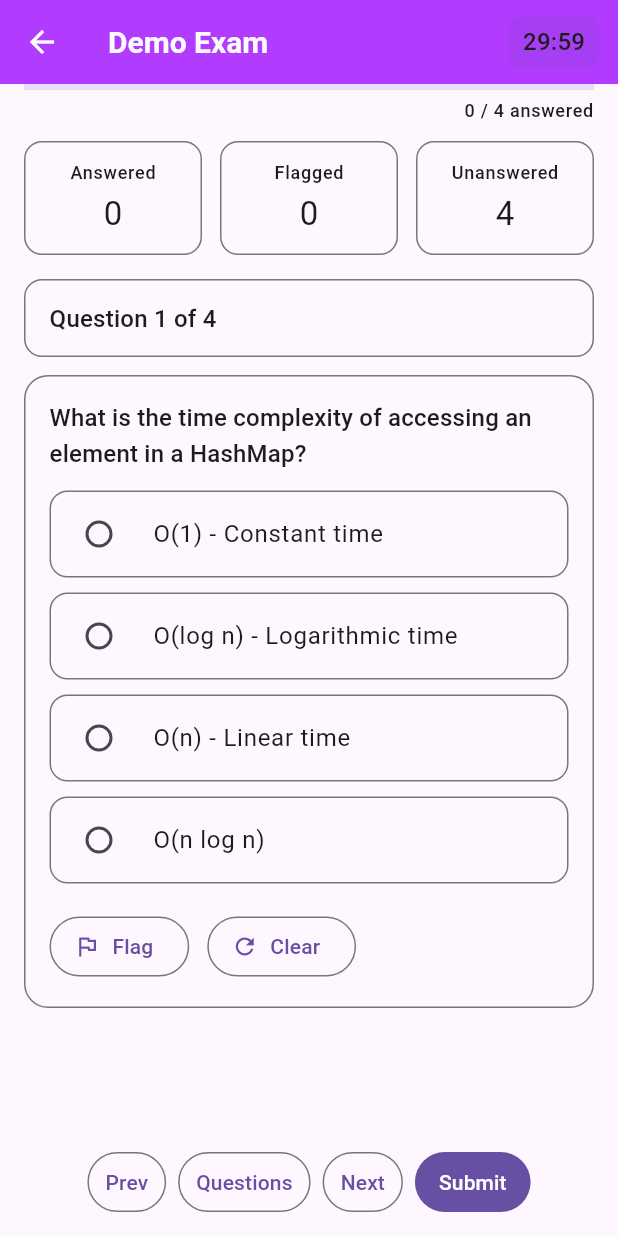
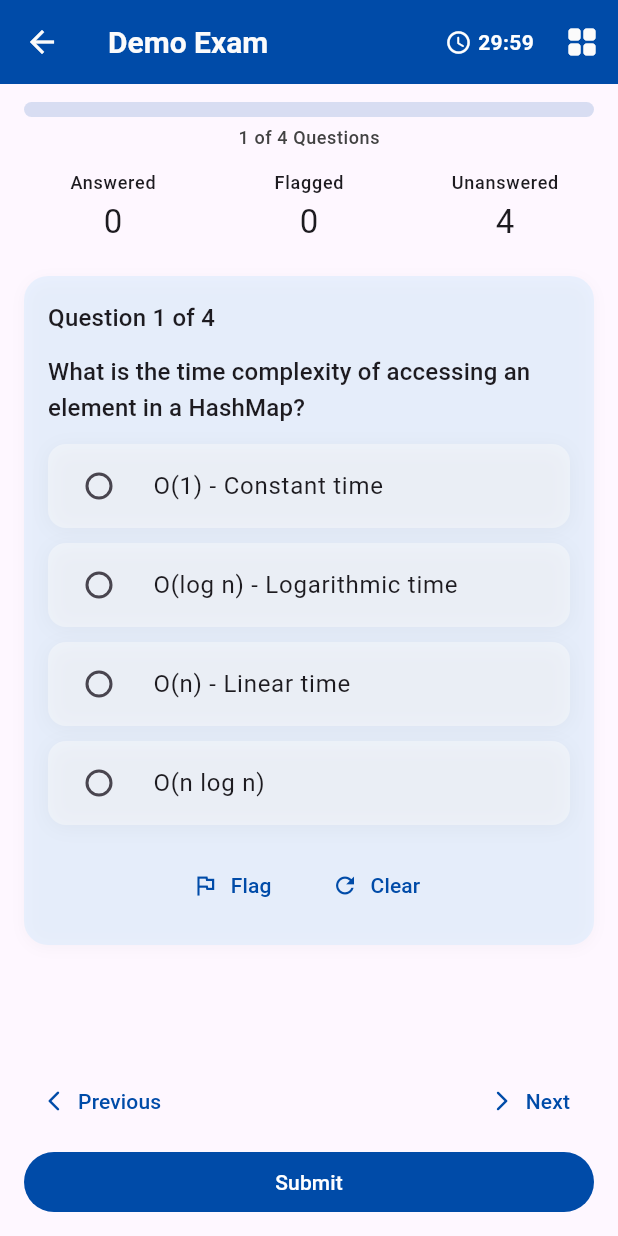
Before and after one commit to eminesenaa/mobile-interview-platform, a Flutter app: the screen it shows after launch, item 3 of the bottom bar chosen, after a tap on "Start demo exam", on a phone screen of 412 x 824 dp. Run offline on Flutter 3.47's test engine with Material 3 defaults, Android fonts, the light colour scheme and no system bars; our stand-ins replace awesome_bottom_bar, cloud_firestore, firebase_auth, firebase_core, font_awesome_flutter, get and 2 more; accounts and stored records are empty.

Commit message:
ui(exam): restyle exam page with blue theme and cleaner layout
- Progress bar: spacing, rounded corners, switched to primary blue
- Timer: white text with clock icon, removed background box
- Stats row: text only, no card backgrounds
- MCQ view: soft blue card, grey/blue option tiles, no borders
- Buttons (Flag, Clear, Prev, Next, Submit) now use primary blue
- RadioListTile activeColor set to primary blue

```diff
--- a/lib/constants/colors.dart
+++ b/lib/constants/colors.dart
@@ -1,8 +1,8 @@
 import 'package:flutter/material.dart';
 
 
-const Color primaryColor = Color(0xFFB13BFF);
-const Color secondaryColor = Color(0xFFFFCC00);
+const Color primaryColor = Color(0xFF004BA8);
+const Color secondaryColor = Color(0xFFC6E7FF);
 
 const Color headlineColor = Color(0xFFFBFBFB);
 
--- a/lib/pages/exam/controllers/exam_controller.dart
+++ b/lib/pages/exam/controllers/exam_controller.dart
@@ -47,7 +47,13 @@ class ExamController extends GetxController {
   void answerCurrent(dynamic value) {
     final q = currentQuestion;
     final newAnswers = Map<String, dynamic>.from(state.value.answers);
-    newAnswers[q.id] = value;
+
+    if (value == null) {
+      newAnswers.remove(q.id); // null gelirse sil
+    } else {
+      newAnswers[q.id] = value;
+    }
+
     state.value = state.value.copyWith(answers: newAnswers);
     state.refresh();
   }
@@ -57,6 +63,14 @@ class ExamController extends GetxController {
     final f = Set<String>.from(state.value.flagged);
     f.contains(id) ? f.remove(id) : f.add(id);
     state.value = state.value.copyWith(flagged: f);
+    state.refresh();
+  }
+
+  void clearCurrent() {
+    final q = currentQuestion;
+    final newAnswers = Map<String, dynamic>.from(state.value.answers);
+    newAnswers.remove(q.id); // cevabı kaldır
+    state.value = state.value.copyWith(answers: newAnswers);
     state.refresh();
   }
 
--- a/lib/pages/exam/exam_page.dart
+++ b/lib/pages/exam/exam_page.dart
@@ -13,6 +13,7 @@ import 'package:interview_project/pages/exam/widgets/question_header.dart';
 import 'package:interview_project/pages/exam/widgets/mcq_view.dart';
 
 
+import '../../constants/colors.dart';
 import '../../models/question.dart';
 
 // lib/pages/exam/exam_page.dart
@@ -37,10 +38,24 @@ class ExamPage extends StatelessWidget {
       return Scaffold(
         appBar: AppBar(
           title: Text(exam.title),
-          actions: [Padding(
-            padding: const EdgeInsets.only(right: 12),
+          actions: [
+            // Sayaç önce (solda), Navigator en sağda
+            Padding(
+              //PROGRESS BAR
+              padding: const EdgeInsets.symmetric(horizontal: 8),
               child: Center(child: TimerBadge(secondsLeft: st.secondsLeft)),
-          )],
+            ),
+            IconButton(
+              tooltip: 'Navigator',
+              icon: const Icon(Icons.grid_view_rounded),
+              onPressed: () {
+                // TODO: question navigator sheet
+                ScaffoldMessenger.of(context).showSnackBar(
+                  const SnackBar(content: Text('Navigator coming soon')),
+                );
+              },
+            ),
+          ],
         ),
         body: Column(
           children: [
@@ -48,11 +63,9 @@ class ExamPage extends StatelessWidget {
             Padding(
               padding: const EdgeInsets.symmetric(horizontal: 16),
               child: Column(
+                crossAxisAlignment: CrossAxisAlignment.stretch,
                 children: [
-                  // İnce progress üstü (mevcut ProgressBar)
-                  ProgressBar(total: exam.questions.length, answered: st.answers.length),
-                  const SizedBox(height: 12),
-                  // 3 kutu: Answered / Flagged / Unanswered
+                  ProgressBar(total: exam.questions.length, answered: st.answers.length, current: c.currentNumber),
                   StatsRow(
                     answered: c.answeredCount,
                     flagged: c.flaggedCount,
@@ -69,12 +82,35 @@ class ExamPage extends StatelessWidget {
                 child: Column(
                   crossAxisAlignment: CrossAxisAlignment.stretch,
                   children: [
+                    // ⬇️ TEK BÜYÜK KART: border yok, soft mavi back
+                    Container(
+                      padding: const EdgeInsets.all(16),
+                      decoration: BoxDecoration(
+                        color: secondaryColor.withValues(alpha: 0.35), // 💡 çok açık mavi
+                        borderRadius: BorderRadius.circular(16),
+                        // border: yok
+                        boxShadow: [
+                          // çok hafif derinlik
+                          BoxShadow(
+                            color: Colors.black.withValues(alpha: 0.03),
+                            blurRadius: 8,
+                            offset: const Offset(0, 2),
+                          ),
+                        ],
+                      ),
+                      child: Column(
+                        crossAxisAlignment: CrossAxisAlignment.start,
+                        children: [
                           QuestionHeader(current: c.currentNumber, total: c.total),
-                    // MCQ içerik
+                          const SizedBox(height: 12),
                           McqView(
                             question: q,
                             onAnswer: c.answerCurrent,
                             onToggleFlag: c.toggleFlag,
+                            embedded: true, // dış kapsayıcı bizde, içte ekstra border yok
+                          ),
+                        ],
+                      ),
                     ),
                   ],
                 ),
--- a/lib/pages/exam/widgets/action_bar.dart
+++ b/lib/pages/exam/widgets/action_bar.dart
@@ -1,49 +1,55 @@
 import 'package:flutter/material.dart';
 
+import '../../../constants/colors.dart';
+
 class ActionBar extends StatelessWidget {
-  final VoidCallback onPrev;
-  final VoidCallback onNext;
-  final VoidCallback onSubmit;
-  final VoidCallback onNavigator;
-
-  const ActionBar({
-    super.key,
-    required this.onPrev,
-    required this.onNext,
-    required this.onSubmit,
-    required this.onNavigator,
-  });
+  final VoidCallback onPrev, onNext, onSubmit, onNavigator; // onNavigator artık AppBar'da ama imza kalsın
+  const ActionBar({super.key, required this.onPrev, required this.onNext, required this.onSubmit, required this.onNavigator});
 
   @override
   Widget build(BuildContext context) {
-    // Küçük ekranlarda taşmayı önlemek için Wrap + runSpacing kullanıyoruz
-    final ButtonStyle outline =
-    OutlinedButton.styleFrom(minimumSize: const Size(0, 40), padding: const EdgeInsets.symmetric(horizontal: 12));
-    final ButtonStyle filled =
-    FilledButton.styleFrom(minimumSize: const Size(0, 40), padding: const EdgeInsets.symmetric(horizontal: 16));
-
     return SafeArea(
       top: false,
       child: Padding(
-        padding: const EdgeInsets.fromLTRB(12, 8, 12, 12),
-        child: LayoutBuilder(
-          builder: (context, constraints) {
-            return ConstrainedBox(
-              constraints: const BoxConstraints(minHeight: 40),
-              child: Wrap(
-                spacing: 8,          // yatay boşluk
-                runSpacing: 8,       // alt satıra inince dikey boşluk
-                alignment: WrapAlignment.spaceBetween,
-                crossAxisAlignment: WrapCrossAlignment.center,
-                children: [
-                  OutlinedButton(onPressed: onPrev, style: outline, child: const Text('Prev')),
-                  OutlinedButton(onPressed: onNavigator, style: outline, child: const Text('Questions')),
-                  OutlinedButton(onPressed: onNext, style: outline, child: const Text('Next')),
-                  FilledButton(onPressed: onSubmit, style: filled, child: const Text('Submit')),
-                ],
+        padding: const EdgeInsets.fromLTRB(16, 8, 16, 12),
+        child: Column(
+          mainAxisSize: MainAxisSize.min,
+          children: [
+            // Üst satır: Prev (sol) - Next (sağ), text-button görünümü
+            Row(
+              children: [
+                TextButton.icon(
+                  onPressed: onPrev,
+                  icon: const Icon(Icons.arrow_back_ios_new_rounded, size: 16),
+                  label: const Text('Previous'),
+                  style: TextButton.styleFrom(
+                    foregroundColor: primaryColor,
+                  ),
+                ),
+                const Spacer(),
+                TextButton.icon(
+                  onPressed: onNext,
+                  icon: const Icon(Icons.arrow_forward_ios_rounded, size: 16),
+                  label: const Text('Next'),
+                  style: TextButton.styleFrom(
+                    foregroundColor: primaryColor,
+                  ),
+                ),
+              ],
+            ),
+            const SizedBox(height: 6),
+            // Alt: Submit (renkli ve ortalı)
+            SizedBox(
+              width: double.infinity,
+              child: FilledButton(
+                onPressed: onSubmit,
+                style: FilledButton.styleFrom(
+                  backgroundColor: primaryColor,
+                ),
+                child: const Text('Submit'),
               ),
-            );
-          },
+            ),
+          ],
         ),
       ),
     );
--- a/lib/pages/exam/widgets/mcq_view.dart
+++ b/lib/pages/exam/widgets/mcq_view.dart
@@ -1,15 +1,18 @@
 import 'package:flutter/material.dart';
+import 'package:interview_project/constants/colors.dart';
 import 'package:interview_project/models/question.dart';
 
 class McqView extends StatefulWidget {
   final Question question;
   final void Function(String? value) onAnswer;
   final VoidCallback onToggleFlag;
+  final bool embedded;
   const McqView({
     super.key,
     required this.question,
     required this.onAnswer,
     required this.onToggleFlag,
+    this.embedded = false,
   });
 
   @override
@@ -28,68 +31,74 @@ class _McqViewState extends State<McqView> {
   Widget build(BuildContext context) {
     final List<String> options = List<String>.from(widget.question.options ?? const []);
     final String questionText =
-        widget.question.title ??
-            widget.question.description ??
-            'Question';
+        widget.question.title ?? widget.question.description ?? 'Question';
 
-    return Container(
-      margin: const EdgeInsets.only(top: 12),
-      padding: const EdgeInsets.all(16),
-      decoration: BoxDecoration(
-        color: Theme.of(context).colorScheme.surface,
-        borderRadius: BorderRadius.circular(16),
-        border: Border.all(color: Theme.of(context).dividerColor),
-      ),
-      child: Column(
+    final content = Column(
       crossAxisAlignment: CrossAxisAlignment.start,
       children: [
-          // Soru metni
         Text(questionText, style: Theme.of(context).textTheme.titleMedium),
         const SizedBox(height: 12),
 
-          // Seçenekler (kart hissi)
         ...List.generate(options.length, (i) {
           final label = options[i];
-            final value = label;
           return Container(
             margin: const EdgeInsets.only(bottom: 10),
             decoration: BoxDecoration(
-                border: Border.all(
-                  color: Theme.of(context).dividerColor,
+              color: headlineColor.withValues(alpha: 0.45),
+              borderRadius: BorderRadius.circular(12),
+              boxShadow: [
+                if (Theme.of(context).brightness == Brightness.light)
+                  BoxShadow(
+                    color: Colors.black.withOpacity(0.04),
+                    blurRadius: 10,
+                    offset: const Offset(0, 2),
                   ),
-                borderRadius: BorderRadius.circular(12),
+              ],
             ),
             child: RadioListTile<String>(
-                value: value,
+              value: label,
               groupValue: _selected,
               onChanged: (v) {
                 setState(() => _selected = v);
                 widget.onAnswer(v);
               },
               title: Text(label),
-                contentPadding: const EdgeInsets.symmetric(horizontal: 12),
+              contentPadding: const EdgeInsets.symmetric(horizontal: 14),
+              activeColor: primaryColor,
             ),
           );
         }),
 
-          const SizedBox(height: 8),
+        const SizedBox(height: 6),
         Row(
+          mainAxisAlignment: MainAxisAlignment.center,
           children: [
-              OutlinedButton.icon(
+            TextButton.icon(
               onPressed: widget.onToggleFlag,
-                icon: const Icon(Icons.flag_outlined),
+              icon: const Icon(Icons.flag_outlined, size: 18),
               label: const Text('Flag'),
+              style: TextButton.styleFrom(
+                foregroundColor: primaryColor,
+              ),
             ),
             const SizedBox(width: 12),
-              OutlinedButton.icon(
+            TextButton.icon(
               onPressed: _clear,
-                icon: const Icon(Icons.refresh),
+              icon: const Icon(Icons.refresh, size: 18),
               label: const Text('Clear'),
+              style: TextButton.styleFrom(
+                foregroundColor: primaryColor,
+              ),
             ),
           ],
         ),
       ],
-      ),
+    );
+
+    // embedded modda dış kapsayıcı yok; değilse tek kartlı görünüm (gerekmez bizde)
+    return widget.embedded ? content : Padding(
+      padding: const EdgeInsets.only(top: 8),
+      child: content,
     );
   }
 }
--- a/lib/pages/exam/widgets/progress_bar.dart
+++ b/lib/pages/exam/widgets/progress_bar.dart
@@ -1,22 +1,49 @@
 import 'package:flutter/material.dart';
+import 'package:interview_project/constants/constants.dart';
 
 class ProgressBar extends StatelessWidget {
   final int total;
   final int answered;
-  const ProgressBar({super.key, required this.total, required this.answered});
+  final int current;
+
+  const ProgressBar({
+    super.key,
+    required this.total,
+    required this.answered,
+    required this.current,
+  });
 
   @override
   Widget build(BuildContext context) {
     final value = total == 0 ? 0.0 : answered / total;
-    return Column(
-      crossAxisAlignment: CrossAxisAlignment.stretch,
-      children: [
-        LinearProgressIndicator(value: value),
-        const SizedBox(height: 6),
-        Text("$answered / $total answered",
-            textAlign: TextAlign.end,
-            style: Theme.of(context).textTheme.labelMedium),
-      ],
+    const color = primaryColor;
+
+    return Padding(
+      padding: const EdgeInsets.only(top: 12, bottom: 8),
+      child: Column(
+        crossAxisAlignment: CrossAxisAlignment.stretch,
+        children: [
+          ClipRRect(
+            borderRadius: BorderRadius.circular(8),
+            child: LinearProgressIndicator(
+              value: value,
+              minHeight: 10,
+              backgroundColor: color.withValues(alpha: 0.15),
+              valueColor: const AlwaysStoppedAnimation<Color>(color),
+            ),
+          ),
+          const SizedBox(height: 6),
+          Center(
+            child: Text(
+              '$current of $total Questions',
+              style: Theme.of(context).textTheme.bodySmall?.copyWith(
+                color: Colors.grey[800],
+                fontWeight: FontWeight.w500,
+              ),
+            ),
+          ),
+        ],
+      ),
     );
   }
 }
--- a/lib/pages/exam/widgets/question_header.dart
+++ b/lib/pages/exam/widgets/question_header.dart
@@ -7,15 +7,9 @@ class QuestionHeader extends StatelessWidget {
 
   @override
   Widget build(BuildContext context) {
-    return Container(
-      padding: const EdgeInsets.fromLTRB(16, 14, 16, 12),
-      decoration: BoxDecoration(
-        color: Theme.of(context).colorScheme.surface,
-        borderRadius: BorderRadius.circular(12),
-        border: Border.all(color: Theme.of(context).dividerColor),
-      ),
-      child: Text('Question $current of $total',
-          style: Theme.of(context).textTheme.titleMedium),
+    return Text(
+      'Question $current of $total',
+      style: Theme.of(context).textTheme.titleMedium,
     );
   }
 }
--- a/lib/pages/exam/widgets/stats_row.dart
+++ b/lib/pages/exam/widgets/stats_row.dart
@@ -1,29 +1,22 @@
 import 'package:flutter/material.dart';
 
 class StatsRow extends StatelessWidget {
-  final int answered;
-  final int flagged;
-  final int unanswered;
+  final int answered, flagged, unanswered;
   const StatsRow({super.key, required this.answered, required this.flagged, required this.unanswered});
 
   @override
   Widget build(BuildContext context) {
-    final cardColor = Theme.of(context).colorScheme.surface;
-    final textStyle = Theme.of(context).textTheme.labelMedium;
+    TextStyle? title = Theme.of(context).textTheme.labelMedium;
+    TextStyle? value = Theme.of(context).textTheme.titleLarge;
 
-    Widget box(String title, int value) => Expanded(
-      child: Container(
-        padding: const EdgeInsets.symmetric(vertical: 12),
-        decoration: BoxDecoration(
-          color: cardColor,
-          borderRadius: BorderRadius.circular(12),
-          border: Border.all(color: Theme.of(context).dividerColor),
-        ),
+    Widget cell(String t, int v) => Expanded(
+      child: Padding(
+        padding: const EdgeInsets.symmetric(vertical: 6), // sadece spacing
         child: Column(
           children: [
-            Text(title, style: textStyle),
-            const SizedBox(height: 6),
-            Text('$value', style: Theme.of(context).textTheme.titleLarge),
+            Text(t, style: title),
+            const SizedBox(height: 4),
+            Text('$v', style: value),
           ],
         ),
       ),
@@ -31,11 +24,11 @@ class StatsRow extends StatelessWidget {
 
     return Row(
       children: [
-        box('Answered', answered),
+        cell('Answered', answered),
         const SizedBox(width: 12),
-        box('Flagged', flagged),
+        cell('Flagged', flagged),
         const SizedBox(width: 12),
-        box('Unanswered', unanswered),
+        cell('Unanswered', unanswered),
       ],
     );
   }
--- a/lib/pages/exam/widgets/timer_badge.dart
+++ b/lib/pages/exam/widgets/timer_badge.dart
@@ -9,23 +9,19 @@ class TimerBadge extends StatelessWidget {
     final minutes = (secondsLeft ~/ 60).toString().padLeft(2, '0');
     final seconds = (secondsLeft % 60).toString().padLeft(2, '0');
 
-    Color bg;
-    if (secondsLeft <= 60) {
-      bg = Colors.red.withOpacity(.15);
-    } else if (secondsLeft <= 5 * 60) {
-      bg = Colors.orange.withOpacity(.15);
-    } else {
-      bg = Theme.of(context).colorScheme.primary.withOpacity(.12);
-    }
-
-    return Container(
-      padding: const EdgeInsets.symmetric(horizontal: 10, vertical: 6),
-      decoration: BoxDecoration(
-        color: bg,
-        borderRadius: BorderRadius.circular(12),
-      ),
-      child: Text("$minutes:$seconds",
-          style: Theme.of(context).textTheme.titleMedium),
+    return Row(
+      mainAxisSize: MainAxisSize.min,
+      children: [
+        const Icon(Icons.access_time_rounded, color: Colors.white, size: 18),
+        const SizedBox(width: 4),
+        Text(
+          "$minutes:$seconds",
+          style: Theme.of(context).textTheme.bodyMedium?.copyWith(
+            color: Colors.white, // ✅ beyaz yazı
+            fontWeight: FontWeight.w600,
+          ),
+        ),
+      ],
     );
   }
 }
--- a/lib/pages/question_types/mcq_question_page.dart
+++ b/lib/pages/question_types/mcq_question_page.dart
@@ -36,7 +36,6 @@ class McqQuestionPage extends StatelessWidget {
           'Question',
           style: AppTextStyles.headline.copyWith(color: Colors.white),
         ),
-        backgroundColor: pastelBlue,
       ),
       body: Padding(
         padding: const EdgeInsets.all(20),
--- a/lib/services/ai/openai_service.dart
+++ b/lib/services/ai/openai_service.dart
@@ -85,7 +85,7 @@ class GradeResultMapper {
 
 
 class OpenAIService {
-  static const _apiKey = "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";
+  static const _apiKey = "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";
   static const _endpoint = 'https://api.openai.com/v1/chat/completions';
   static const _model = 'gpt-4o-mini';
 
```
Lines whose indentation alone changed are shown as unchanged.
